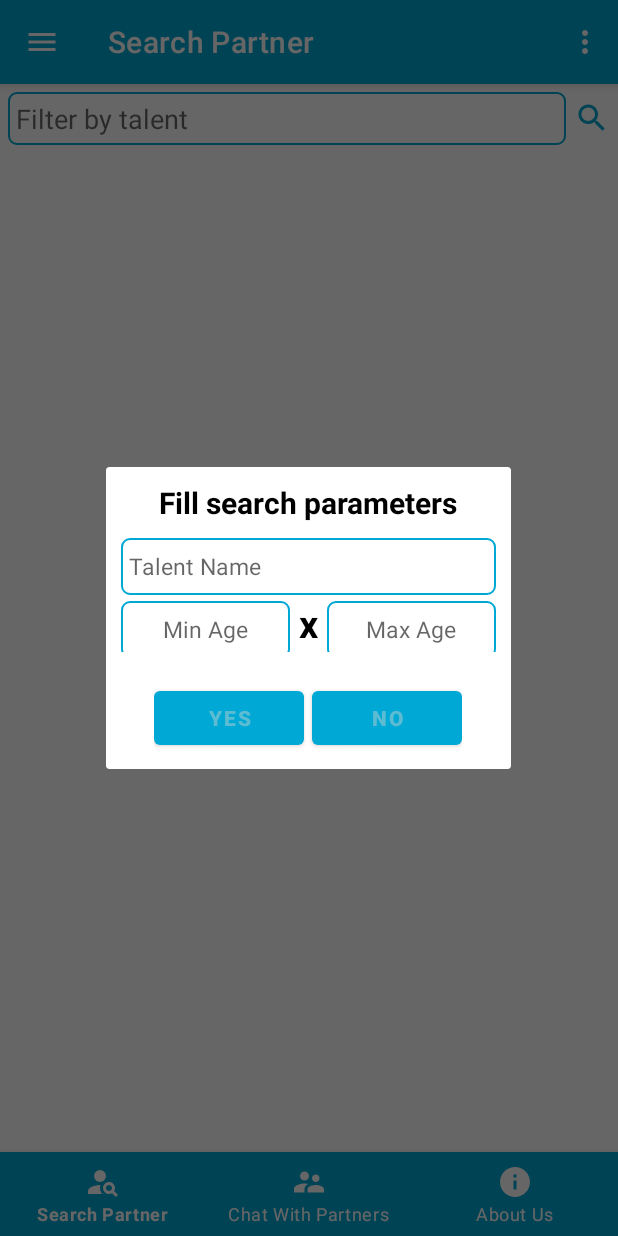
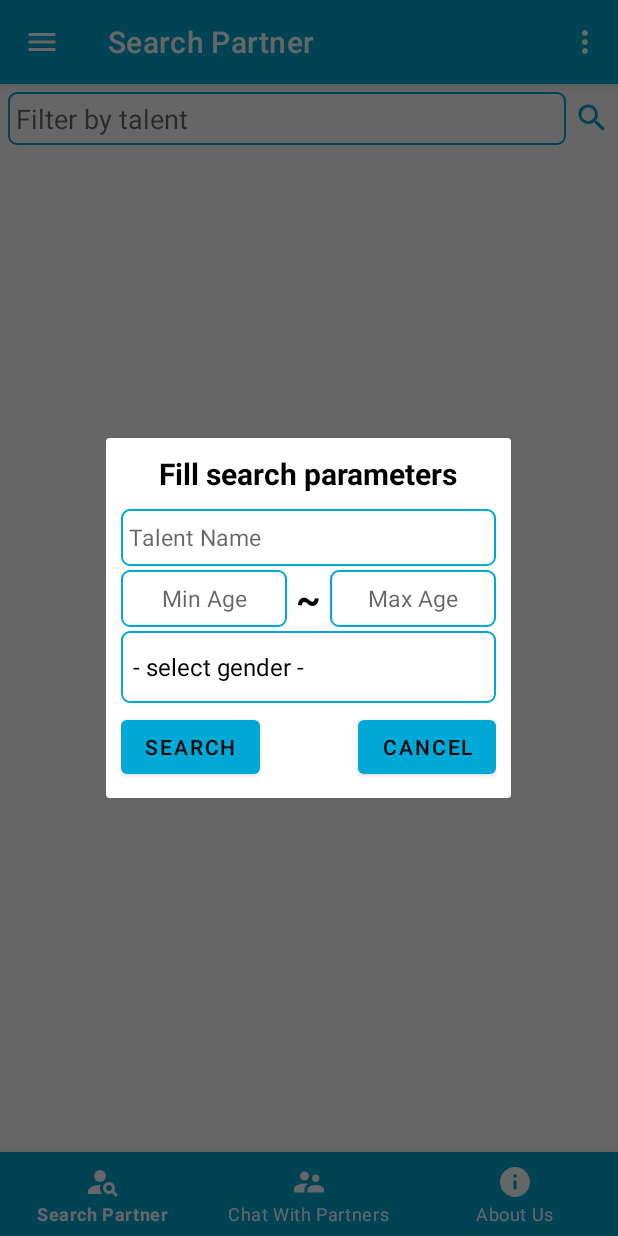
Before and after one commit to Ghanim-Marzouqi/TalentsPartner, an Android app: the SearchFragment screen opened directly, with no data from a screen before it, after a tap on an icon or button, on a phone screen of 412 x 824 dp. Run offline under Robolectric (Android 15) with nearby library versions, the phone set to English and light mode, and no system bars; our stand-ins replace Firebase (no records; nobody signed in at launch, a user with empty details on screens opened directly), Picasso.

Commit message:
Search is done

```diff
--- a/app/src/main/java/com/example/talentspartner/ProfileActivity.java
+++ b/app/src/main/java/com/example/talentspartner/ProfileActivity.java
@@ -130,7 +130,6 @@ public class ProfileActivity extends AppCompatActivity {
             updatedUser.setPhone(etPhone.getText().toString());
             updatedUser.setAge(Integer.parseInt(etAge.getText().toString()));
             updatedUser.setTalents(etTalents.getText().toString());
-            updatedUser.setImageUrl("");
             if (spGender.getSelectedItem().toString().equals("- select gender -"))
             {
                 Toast.makeText(ProfileActivity.this, "Please select gender", Toast.LENGTH_SHORT).show();
--- a/app/src/main/java/com/example/talentspartner/fragments/SearchFragment.java
+++ b/app/src/main/java/com/example/talentspartner/fragments/SearchFragment.java
@@ -9,6 +9,7 @@ import android.os.Build;
 import android.os.Bundle;
 
 import androidx.annotation.NonNull;
+import androidx.annotation.Nullable;
 import androidx.annotation.RequiresApi;
 import androidx.fragment.app.Fragment;
 import androidx.swiperefreshlayout.widget.SwipeRefreshLayout;
@@ -19,24 +20,35 @@ import android.view.LayoutInflater;
 import android.view.View;
 import android.view.ViewGroup;
 import android.view.Window;
+import android.widget.ArrayAdapter;
 import android.widget.BaseAdapter;
 import android.widget.Button;
 import android.widget.EditText;
 import android.widget.ImageView;
 import android.widget.ListView;
+import android.widget.Spinner;
 import android.widget.TextView;
 import android.widget.Toast;
 
 import com.example.talentspartner.PartnerDetailsActivity;
 import com.example.talentspartner.R;
+import com.example.talentspartner.RegistrationActivity;
 import com.example.talentspartner.models.User;
+import com.google.android.gms.tasks.OnCompleteListener;
+import com.google.android.gms.tasks.Task;
 import com.google.firebase.auth.FirebaseAuth;
 import com.google.firebase.auth.FirebaseUser;
+import com.google.firebase.firestore.CollectionReference;
+import com.google.firebase.firestore.DocumentSnapshot;
+import com.google.firebase.firestore.EventListener;
 import com.google.firebase.firestore.FirebaseFirestore;
+import com.google.firebase.firestore.FirebaseFirestoreException;
 import com.google.firebase.firestore.QueryDocumentSnapshot;
+import com.google.firebase.firestore.QuerySnapshot;
 import com.squareup.picasso.Picasso;
 
 import java.util.ArrayList;
+import java.util.Arrays;
 import java.util.List;
 import java.util.Locale;
 import java.util.stream.Collectors;
@@ -216,28 +228,76 @@ public class SearchFragment extends Fragment {
     private class SearchDialog extends Dialog {
 
         Context context;
+        List<String> genders = Arrays.asList("- select gender -", "Male", "Female");
 
         public SearchDialog(@NonNull Context context) {
             super(context);
             this.context = context;
         }
 
+        @RequiresApi(api = Build.VERSION_CODES.N)
         @Override
         protected void onCreate(Bundle savedInstanceState) {
             super.onCreate(savedInstanceState);
             requestWindowFeature(Window.FEATURE_NO_TITLE);
             setContentView(R.layout.custom_search_dialog);
 
-            Button yes = findViewById(R.id.btn_yes);
-            Button no = findViewById(R.id.btn_no);
+            EditText etTalentKeywords = findViewById(R.id.et_talent_keywords);
+            EditText etMinAge = findViewById(R.id.et_min_age);
+            EditText etMaxAge = findViewById(R.id.et_max_age);
+            Spinner spGender = findViewById(R.id.sp_gender);
+            Button btnSearch = findViewById(R.id.btn_search);
+            Button btnCancel = findViewById(R.id.btn_cancel);
 
-            yes.setOnClickListener(view -> {
-                Toast.makeText(context, "Yes", Toast.LENGTH_SHORT).show();
-                dismiss();
+            // Feed spinner with data
+            ArrayAdapter spinnerAdapter = new ArrayAdapter(context, android.R.layout.simple_spinner_dropdown_item, genders);
+            spGender.setAdapter(spinnerAdapter);
+
+            btnSearch.setOnClickListener(view -> {
+                String talentKeywords = etTalentKeywords.getText().toString();
+                int minAge = !etMinAge.getText().toString().isEmpty() ? Integer.parseInt(etMinAge.getText().toString().trim()) : 0;
+                int maxAge = !etMaxAge.getText().toString().isEmpty() ? Integer.parseInt(etMaxAge.getText().toString().trim()) : 0;
+                String gender = spGender.getSelectedItem().toString();
+
+                db.collection("users").addSnapshotListener((value, error) -> {
+                    if (error != null) {
+                        Toast.makeText(context, "Error while fetching data", Toast.LENGTH_SHORT).show();
+                        dismiss();
+                    }
+
+                    talentedPeople.clear();
+                    FirebaseUser firebaseUser = auth.getCurrentUser();
+                    for (DocumentSnapshot document : value) {
+                        User person = document.toObject(User.class);
+                        assert firebaseUser != null;
+                        if (!person.getId().equals(firebaseUser.getUid()))
+                            talentedPeople.add(person);
+                    }
+
+                    if (talentedPeople.size() > 0) {
+
+                        if (!talentKeywords.isEmpty())
+                            talentedPeople = talentedPeople.stream().filter(p -> p.getTalents().toLowerCase(Locale.ROOT).contains(talentKeywords.toLowerCase(Locale.ROOT))).collect(Collectors.toList());
+
+                        if (minAge != 0)
+                            talentedPeople = talentedPeople.stream().filter(p -> p.getAge() >= minAge).collect(Collectors.toList());
+
+                        if (maxAge != 0)
+                            talentedPeople = talentedPeople.stream().filter(p -> p.getAge() <= maxAge).collect(Collectors.toList());
+
+                        if (!gender.isEmpty() && !gender.equals("- select gender -"))
+                            talentedPeople = talentedPeople.stream().filter(p -> p.getGender().equals(gender)).collect(Collectors.toList());
+
+                        adapter = new MyAdapter(getActivity(), talentedPeople);
+                        lvTalentedPeople.setAdapter(adapter);
+                    }
+
+                    dismiss();
+                });
             });
 
-            no.setOnClickListener(view -> {
-                Toast.makeText(context, "No", Toast.LENGTH_SHORT).show();
+            btnCancel.setOnClickListener(view -> {
+                loadTalentedPeople();
                 dismiss();
             });
         }
--- a/app/src/main/res/layout/custom_search_dialog.xml
+++ b/app/src/main/res/layout/custom_search_dialog.xml
@@ -3,6 +3,7 @@
     xmlns:android="http://schemas.android.com/apk/res/android"
     android:layout_width="match_parent"
     android:layout_height="wrap_content"
+    android:gravity="center"
     android:padding="10dp"
     android:orientation="vertical">
 
@@ -27,13 +28,13 @@
         android:textSize="15sp"/>
 
     <androidx.appcompat.widget.LinearLayoutCompat
-        android:layout_width="match_parent"
+        android:layout_width="250dp"
         android:layout_height="wrap_content"
         android:orientation="horizontal"
-        android:layout_marginBottom="10dp"
         android:weightSum="2">
 
         <EditText
+            android:id="@+id/et_min_age"
             android:layout_width="0dp"
             android:layout_height="38dp"
             android:layout_weight="1"
@@ -41,18 +42,20 @@
             android:hint="Min Age"
             android:gravity="center"
             android:padding="5dp"
-            android:textSize="15sp"/>
+            android:textSize="15sp"
+            android:layout_marginBottom="5dp"/>
 
         <TextView
             android:layout_width="wrap_content"
             android:layout_height="match_parent"
-            android:text=" x "
+            android:text=" ~ "
             android:textSize="25sp"
             android:textColor="@color/black"
             android:textStyle="bold"
             android:gravity="center"/>
 
         <EditText
+            android:id="@+id/et_max_age"
             android:layout_width="0dp"
             android:layout_height="38dp"
             android:layout_weight="1"
@@ -60,33 +63,45 @@
             android:hint="Max Age"
             android:gravity="center"
             android:padding="5dp"
-            android:textSize="15sp"/>
+            android:textSize="15sp"
+            android:layout_marginBottom="5dp"/>
 
     </androidx.appcompat.widget.LinearLayoutCompat>
 
+    <Spinner
+        android:id="@+id/sp_gender"
+        android:layout_width="250dp"
+        android:layout_height="wrap_content"
+        android:background="@drawable/edittext"
+        android:ems="10"
+        android:inputType="number"
+        android:minHeight="38dp" />
+
     <androidx.appcompat.widget.LinearLayoutCompat
-        android:layout_width="wrap_content"
+        android:layout_width="250dp"
         android:layout_height="wrap_content"
         android:layout_gravity="center"
-        android:layout_marginTop="10dp"
-        android:orientation="horizontal" >
+        android:layout_marginTop="5dp"
+        android:orientation="horizontal"
+        android:weightSum="1">
 
         <Button
-            android:id="@+id/btn_yes"
-            android:layout_width="100dp"
+            android:id="@+id/btn_search"
+            android:layout_width="wrap_content"
             android:layout_height="wrap_content"
-            android:text="Yes"
-            android:textColor="#5DBCD2"
-            android:textStyle="bold" />
+            android:text="Search" />
+
+        <View
+            android:layout_width="0dp"
+            android:layout_height="0dp"
+            android:layout_weight="1"/>
 
         <Button
-            android:id="@+id/btn_no"
-            android:layout_width="100dp"
+            android:id="@+id/btn_cancel"
+            android:layout_width="wrap_content"
             android:layout_height="wrap_content"
             android:layout_marginLeft="5dp"
-            android:text="No"
-            android:textColor="#5DBCD2"
-            android:textStyle="bold" />
+            android:text="Cancel" />
     </androidx.appcompat.widget.LinearLayoutCompat>
 
 </androidx.appcompat.widget.LinearLayoutCompat>
```
Also changed, not shown: 17 other files.
